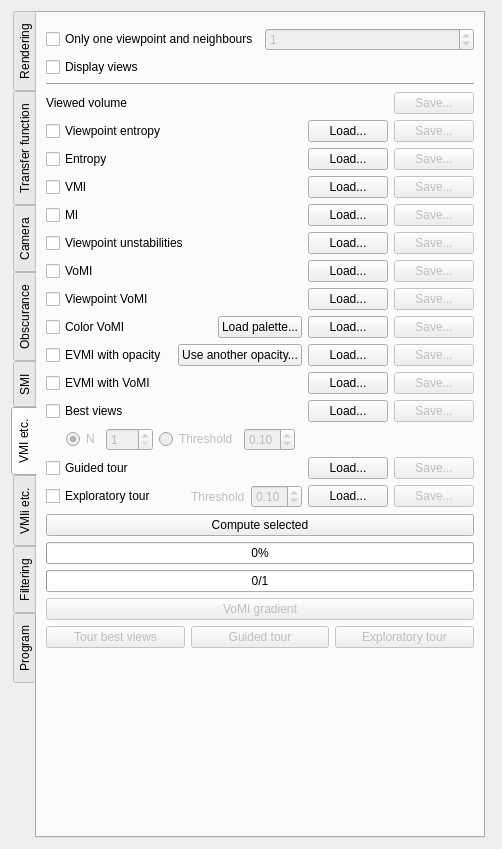
starviewer-medical/starviewer, file starviewer/src/extensions/playground/experimental3d/qexperimental3dextensionbase.ui: the form before one commit.
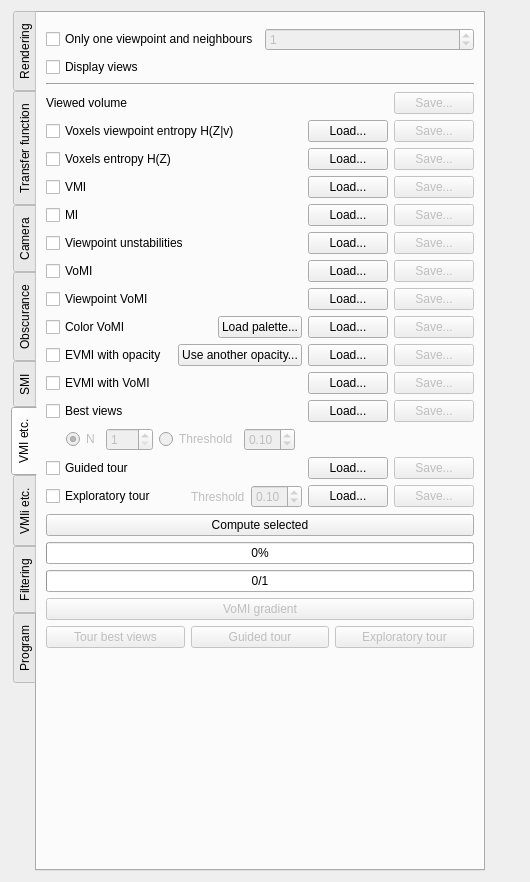
The form after the commit. The open tabs and pages were chosen to show the change. Custom widgets are drawn as their Qt base class.

Commit message: STYLE: S'ha canviat el nom de dues mesures per fer-los més precisos. "viewpoint entropy" ara és "voxels viewpoint entropy" i "entropy" ara és "voxels entropy"

What changed in the file:
```diff
--- a/starviewer/src/extensions/playground/experimental3d/qexperimental3dextensionbase.ui
+++ b/starviewer/src/extensions/playground/experimental3d/qexperimental3dextensionbase.ui
@@ -6,8 +6,8 @@
    <rect>
     <x>0</x>
     <y>0</y>
-    <width>475</width>
-    <height>842</height>
+    <width>530</width>
+    <height>882</height>
    </rect>
   </property>
   <layout class="QHBoxLayout" name="horizontalLayout_41">
@@ -2161,7 +2161,7 @@
             </sizepolicy>
            </property>
            <property name="text">
-            <string>Viewpoint entropy</string>
+            <string>Voxels viewpoint entropy H(Z|v)</string>
            </property>
           </widget>
          </item>
@@ -2195,7 +2195,7 @@
             </sizepolicy>
            </property>
            <property name="text">
-            <string>Entropy</string>
+            <string>Voxels entropy H(Z)</string>
            </property>
           </widget>
          </item>
```
Left out of the diff: 12 changed lines with no effect on the pictures. The commit also changes 6 other files.
